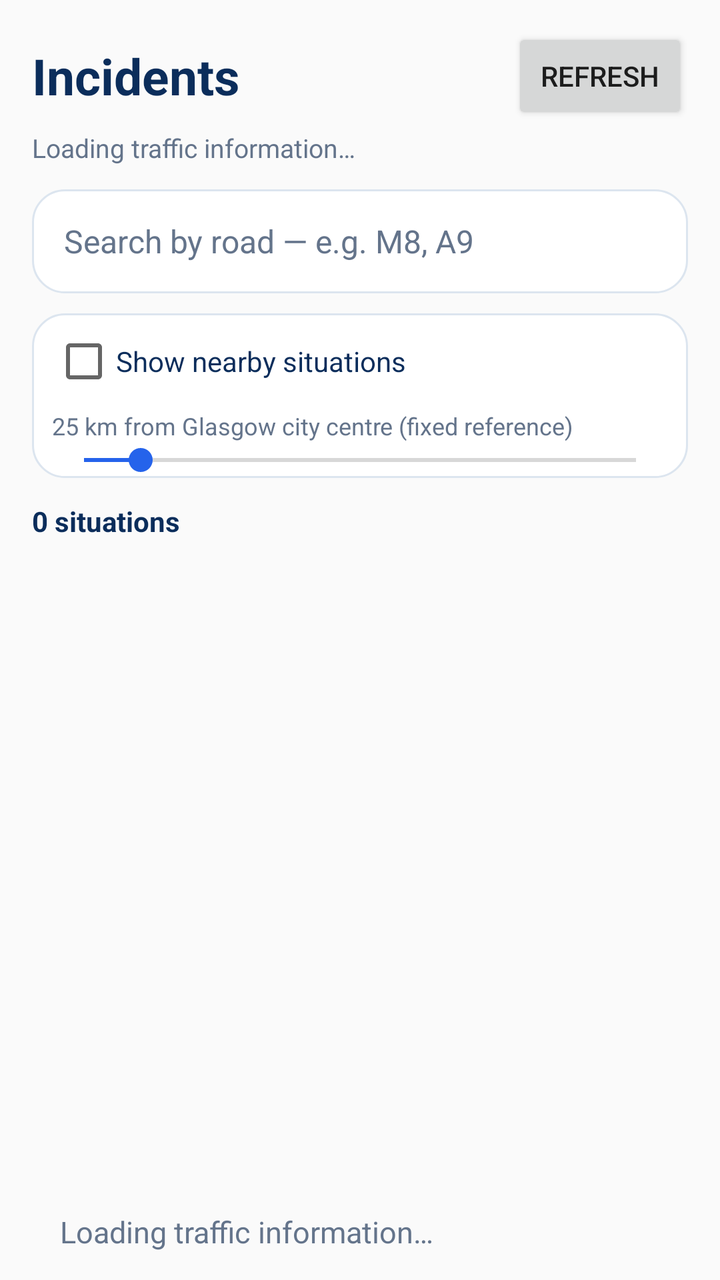
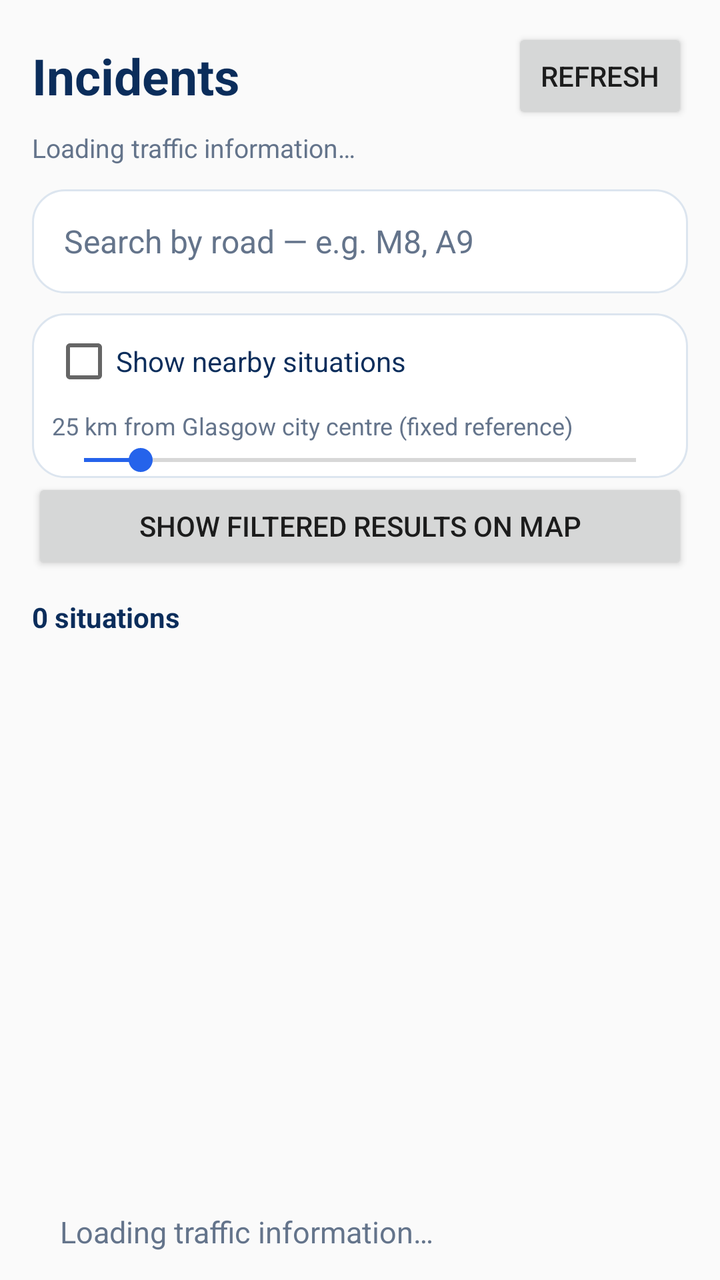

Screens rendered from an Android XML layout before and after an edit, with the pre-edit source and the edit as a unified diff.
<!-- AndroidManifest.xml: application theme Theme.TrafficScotlandExplorer -->
<!-- res/layout/fragment_traffic_list.xml -->
<?xml version="1.0" encoding="utf-8"?>
<LinearLayout xmlns:android="http://schemas.android.com/apk/res/android"
    android:layout_width="match_parent"
    android:layout_height="match_parent"
    android:orientation="vertical"
    android:paddingHorizontal="16dp"
    android:paddingTop="14dp">
    <LinearLayout
        android:layout_width="match_parent"
        android:layout_height="wrap_content"
        android:gravity="center_vertical"
        android:orientation="horizontal">
        <TextView
            android:id="@+id/listTitle"
            android:layout_width="0dp"
            android:layout_height="wrap_content"
            android:layout_weight="1"
            android:text="@string/incidents"
            android:textColor="@color/navy"
            android:textSize="25sp"
            android:textStyle="bold" />
        <Button
            android:id="@+id/listRefresh"
            android:layout_width="wrap_content"
            android:layout_height="wrap_content"
            android:text="@string/refresh" />
    </LinearLayout>
    <TextView
        android:id="@+id/listSource"
        android:layout_width="match_parent"
        android:layout_height="wrap_content"
        android:paddingTop="3dp"
        android:text="@string/loading"
        android:textColor="@color/subtitle"
        android:textSize="13sp" />
    <EditText
        android:id="@+id/roadSearch"
        android:layout_width="match_parent"
        android:layout_height="52dp"
        android:layout_marginTop="12dp"
        android:background="@drawable/bg_card"
        android:hint="@string/search_road"
        android:inputType="textCapCharacters"
        android:paddingHorizontal="16dp"
        android:singleLine="true"
        android:textColor="@color/ink"
        android:textColorHint="@color/subtitle"
        android:textSize="16sp" />

    <LinearLayout
        android:layout_width="match_parent"
        android:layout_height="wrap_content"
        android:layout_marginTop="10dp"
        android:background="@drawable/bg_card"
        android:orientation="vertical"
        android:paddingHorizontal="10dp">
        <CheckBox
            android:id="@+id/nearbyOnly"
            android:layout_width="match_parent"
            android:layout_height="48dp"
            android:text="@string/nearby_filter"
            android:textColor="@color/navy" />
        <TextView
            android:id="@+id/radiusLabel"
            android:layout_width="match_parent"
            android:layout_height="wrap_content"
            android:text="@string/nearby_radius_default"
            android:textColor="@color/subtitle"
            android:textSize="12sp" />
        <SeekBar
            android:id="@+id/nearbyRadius"
            android:layout_width="match_parent"
            android:layout_height="wrap_content"
            android:max="195"
            android:progress="20"
            android:contentDescription="@string/radius_description" />
    </LinearLayout>
    <TextView
        android:id="@+id/listCount"
        android:layout_width="match_parent"
        android:layout_height="wrap_content"
        android:paddingTop="12dp"
        android:paddingBottom="7dp"
        android:text="@string/results_count_placeholder"
        android:textColor="@color/navy"
        android:textSize="14sp"
        android:textStyle="bold" />
    <ListView
        android:id="@+id/situationList"
        android:layout_width="match_parent"
        android:layout_height="0dp"
        android:layout_weight="1"
        android:cacheColorHint="@android:color/transparent"
        android:divider="@android:color/transparent"
        android:dividerHeight="9dp"
        android:scrollbars="vertical" />
    <TextView
        android:id="@+id/listEmptyMessage"
        android:layout_width="match_parent"
        android:layout_height="wrap_content"
        android:padding="14dp"
        android:text="@string/loading"
        android:textColor="@color/subtitle"
        android:textSize="15sp" />
</LinearLayout>
<!-- resources referenced by this layout -->
<resources>
  <color name="ink">#172B4D</color>
  <color name="navy">#0B2D5B</color>
  <color name="subtitle">#64748B</color>
  <!-- drawable bg_card (drawable) -->
  <?xml version="1.0" encoding="utf-8"?>
  <shape xmlns:android="http://schemas.android.com/apk/res/android">
      <solid android:color="@color/white" />
      <corners android:radius="16dp" />
      <stroke android:width="1dp" android:color="@color/panel_stroke" />
  </shape>
  <string name="incidents">Incidents</string>
  <string name="loading">Loading traffic information…</string>
  <string name="nearby_filter">Show nearby situations</string>
  <string name="nearby_radius_default">25 km from Glasgow city centre (fixed reference)</string>
  <string name="radius_description">Nearby search radius in kilometres</string>
  <string name="refresh">Refresh</string>
  <string name="results_count_placeholder">0 situations</string>
  <string name="search_road">Search by road — e.g. M8, A9</string>
  <style name="Theme.TrafficScotlandExplorer" parent="Theme.AppCompat.Light.NoActionBar">
          <item name="colorPrimary">@color/accent</item>
          <item name="colorAccent">@color/accent</item>
          <item name="android:statusBarColor">@color/background</item>
          <item name="android:windowLightStatusBar">true</item>
      </style>
  <color name="white">#FFFFFF</color>
  <color name="panel_stroke">#DCE5EF</color>
  <color name="accent">#2563EB</color>
  <color name="background">#F3F6FA</color>
</resources>

<!-- the commit's change to res/layout/fragment_traffic_list.xml (unified diff, before → after) -->
@@ -75,6 +75,11 @@
             android:progress="20"
             android:contentDescription="@string/radius_description" />
     </LinearLayout>
+    <Button
+        android:id="@+id/mapResults"
+        android:layout_width="match_parent"
+        android:layout_height="wrap_content"
+        android:text="@string/map_results" />
     <TextView
         android:id="@+id/listCount"
         android:layout_width="match_parent"
<!-- resource entries referenced after the edit -->
@@ -12,6 +12,7 @@
   </shape>
   <string name="incidents">Incidents</string>
   <string name="loading">Loading traffic information…</string>
+  <string name="map_results">Show filtered results on map</string>
   <string name="nearby_filter">Show nearby situations</string>
   <string name="nearby_radius_default">25 km from Glasgow city centre (fixed reference)</string>
   <string name="radius_description">Nearby search radius in kilometres</string>
